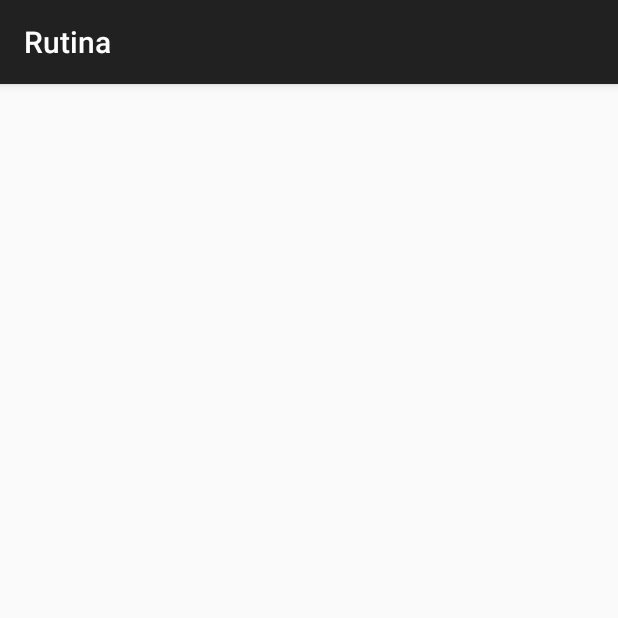
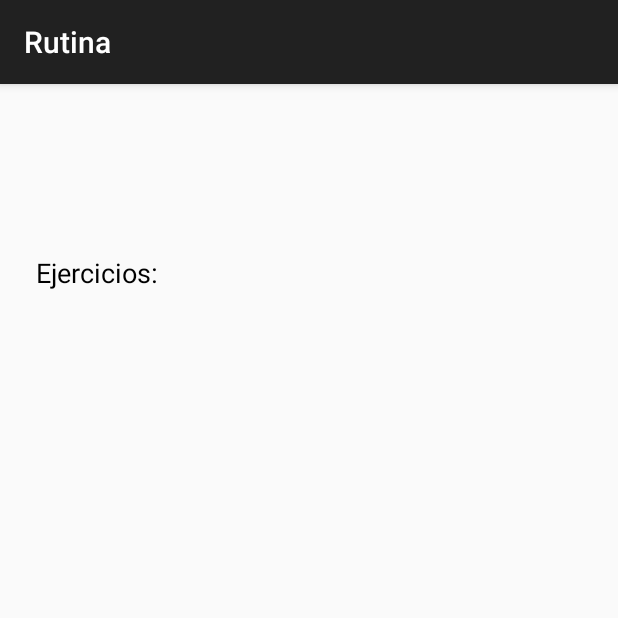
Before and after one commit to pablormsn/Trainee, an Android app built with Jetpack Compose: the ShowRutinaActivity screen opened directly, with no data from a screen before it, on a phone screen of 412 x 824 dp, the top half of it. Run offline under Robolectric (Android 15) with nearby library versions, the phone set to English and light mode, and no system bars.

Commit message:
Mostrar ejercicios de cada rutina

```diff
--- a/app/src/main/res/layout/activity_show_rutina.xml
+++ b/app/src/main/res/layout/activity_show_rutina.xml
@@ -21,4 +21,20 @@
         android:textSize="18sp"
         android:textColor="@android:color/black"
         android:padding="8dp" />
+
+    <TextView
+        android:id="@+id/textViewEjerciciosRutina"
+        android:layout_width="match_parent"
+        android:layout_height="wrap_content"
+        android:text="Ejercicios:"
+        android:textSize="18sp"
+        android:textColor="@android:color/black"
+        android:padding="8dp" />
+
+    <androidx.recyclerview.widget.RecyclerView
+        android:id="@+id/recyclerViewEjerciciosRutina"
+        android:layout_width="match_parent"
+        android:layout_height="0dp"
+        android:layout_weight="1"
+        android:layout_marginTop="16dp" />
 </LinearLayout>
```
Also changed, not shown: app/src/main/java/com/coral/fithub/ShowRutinaActivity.kt (+15 -1 lines), app/src/main/java/com/coral/fithub/adapter/EjerciciosRutinaAdapter.kt (added, +31 -0 lines), app/src/main/res/layout/item_ejercicio_rutina.xml (added, +14 -0 lines).
